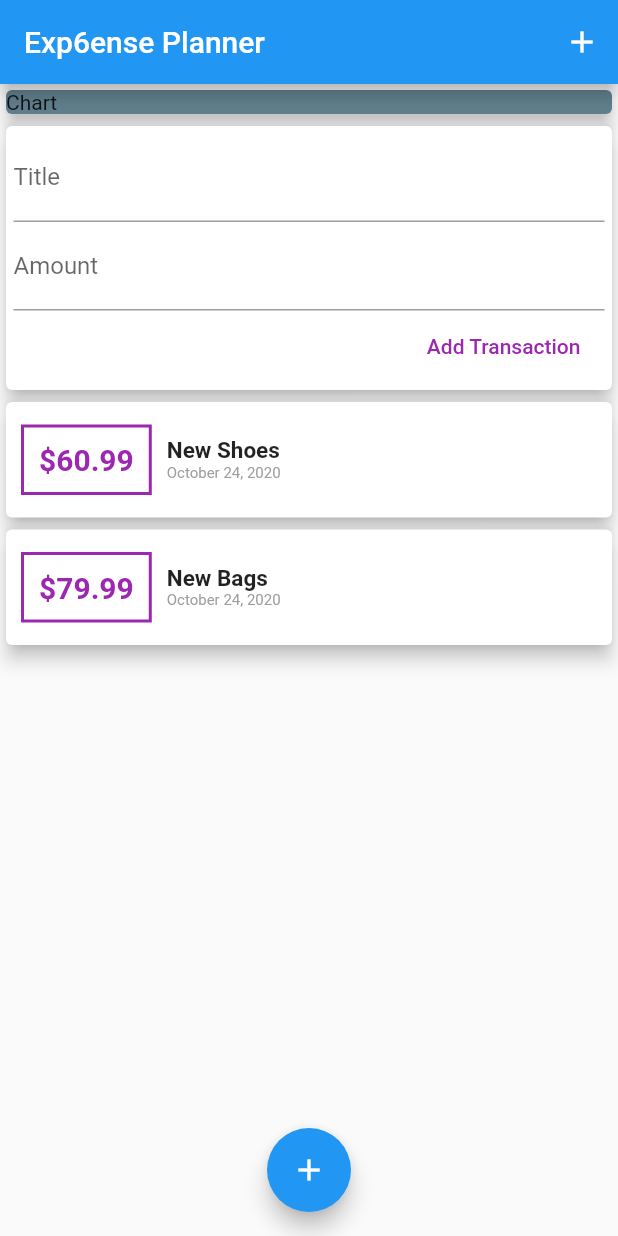
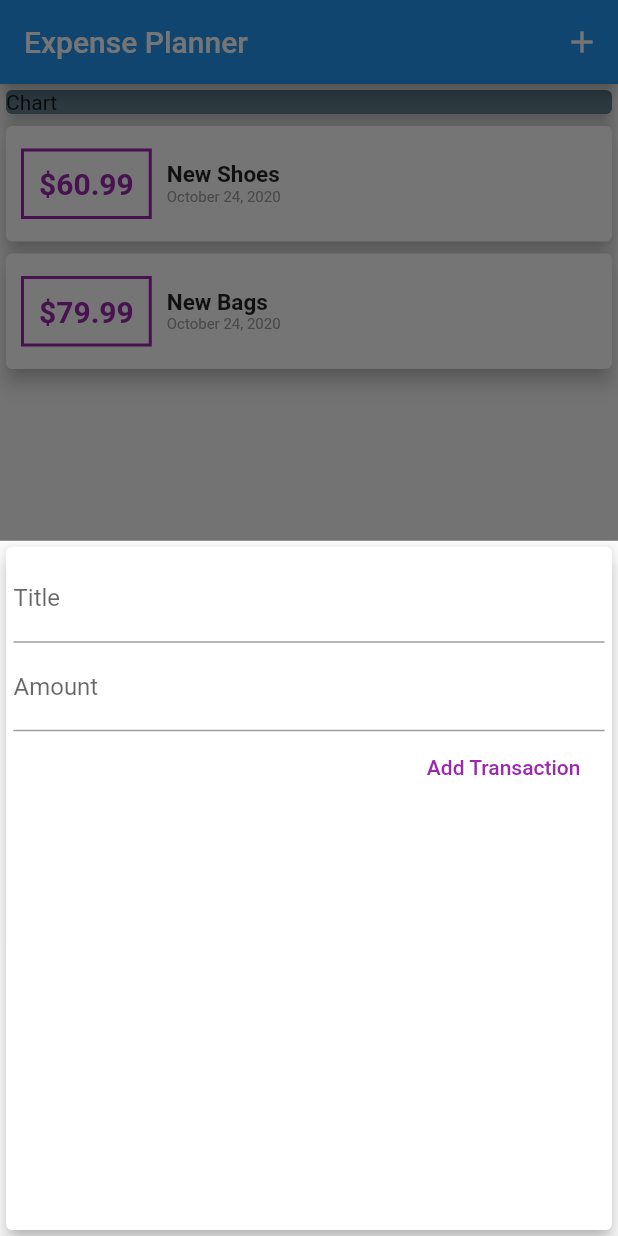
Before and after one commit to DevAdedoyin/Expense-Planner, a Flutter app: the screen it shows after launch, after a tap on the "add" icon, on a phone screen of 412 x 824 dp. Run offline on Flutter 3.47's test engine with Material 2 defaults, Android fonts, the phone set to English and light mode, and no system bars.

Commit message:
Expense Planner App: Showing Modal Sheet

```diff
--- a/lib/main.dart
+++ b/lib/main.dart
@@ -1,21 +1,69 @@
-import 'package:expense_planner/widgets/user_transaction.dart';
+import 'package:expense_planner/widgets/new_transaction.dart';
+import './widgets/transaction_list.dart';
 import 'package:flutter/material.dart';
+import './models/transaction.dart';
 
 void main() {
-  runApp(HomePage());
+  runApp(MyApp());
 }
 
-class HomePage extends StatelessWidget {
-  // String titleInput;
-  // String amountInput;
+class MyApp extends StatelessWidget {
+  @override
+  Widget build(BuildContext context) {
+    return MaterialApp(
+      title: "Expense Planner",
+      home: HomePage(),
+    );
+  }
+}
+
+class HomePage extends StatefulWidget {
+  @override
+  _HomePageState createState() => _HomePageState();
+}
+
+class _HomePageState extends State<HomePage> {
+  final List<Transaction> _userTransactions = [
+    Transaction(
+        id: "t1", title: "New Shoes", amount: 60.99, date: DateTime.now()),
+    Transaction(
+        id: "t2", title: "New Bags", amount: 79.99, date: DateTime.now()),
+  ];
+
+  void _addNewTransaction(String txTitle, double txAmount) {
+    final newTx = Transaction(
+        id: DateTime.now().toString(),
+        title: txTitle,
+        amount: txAmount,
+        date: DateTime.now());
+
+    setState(() {
+      _userTransactions.add(newTx);
+    });
+  }
+
+  void _startAddNewTransaction(BuildContext ctx) {
+    showModalBottomSheet(
+        context: ctx,
+        builder: (_) {
+          return GestureDetector(
+            child: NewTransaction(_addNewTransaction),
+            onTap: () {},
+            behavior: HitTestBehavior.opaque,
+          );
+        });
+  }
 
   @override
   Widget build(BuildContext context) {
-    return MaterialApp(
-      home: Scaffold(
+    return Scaffold(
       appBar: AppBar(
-          title: Text("Exp6ense Planner"),
-          actions: [IconButton(icon: Icon(Icons.add), onPressed: () {})],
+        title: Text("Expense Planner"),
+        actions: [
+          IconButton(
+              icon: Icon(Icons.add),
+              onPressed: () => _startAddNewTransaction(context))
+        ],
       ),
       body: SingleChildScrollView(
         child: Column(
@@ -29,15 +77,14 @@ class HomePage extends StatelessWidget {
                 elevation: 5,
               ),
             ),
-              UserTransaction(),
+            TransactionList(_userTransactions),
           ],
         ),
       ),
       floatingActionButtonLocation: FloatingActionButtonLocation.centerFloat,
       floatingActionButton: FloatingActionButton(
-          onPressed: () {},
+        onPressed: () => _startAddNewTransaction(context),
         child: Icon(Icons.add),
-        ),
       ),
     );
   }
--- a/lib/widgets/new_transaction.dart
+++ b/lib/widgets/new_transaction.dart
@@ -38,7 +38,7 @@ class NewTransaction extends StatelessWidget {
               // onChanged: (val) => amountInput = val,
               controller: amountController,
               keyboardType: TextInputType.number,
-              onSubmitted: (_) => submitData(),
+              onSubmitted: (_) => submitData,
             ),
             FlatButton(
               onPressed: () {
--- a/lib/widgets/transaction_list.dart
+++ b/lib/widgets/transaction_list.dart
@@ -10,7 +10,7 @@ class TransactionList extends StatelessWidget {
   @override
   Widget build(BuildContext context) {
     return Container(
-      height: 300,
+      height: 500,
       child: ListView.builder(
         itemBuilder: (ctx, index) {
           return Card(
--- a/lib/widgets/user_transaction.dart
+++ /dev/null
@@ -1,38 +0,0 @@
-import 'package:flutter/material.dart';
-import './new_transaction.dart';
-import './transaction_list.dart';
-import '../models/transaction.dart';
-
-class UserTransaction extends StatefulWidget {
-  @override
-  _UserTransactionState createState() => _UserTransactionState();
-}
-
-class _UserTransactionState extends State<UserTransaction> {
-  final List<Transaction> _userTransactions = [
-    Transaction(
-        id: "t1", title: "New Shoes", amount: 60.99, date: DateTime.now()),
-    Transaction(
-        id: "t2", title: "New Bags", amount: 79.99, date: DateTime.now()),
-  ];
-
-  void _addNewTransaction(String txTitle, double txAmount) {
-    final newTx = Transaction(
-        id: DateTime.now().toString(),
-        title: txTitle,
-        amount: txAmount,
-        date: DateTime.now());
-
-    setState(() {
-      _userTransactions.add(newTx);
-    });
-  }
-
-  @override
-  Widget build(BuildContext context) {
-    return Column(children: <Widget>[
-      NewTransaction(_addNewTransaction),
-      TransactionList(_userTransactions),
-    ]);
-  }
-}
```
Lines whose indentation alone changed are shown as unchanged.
